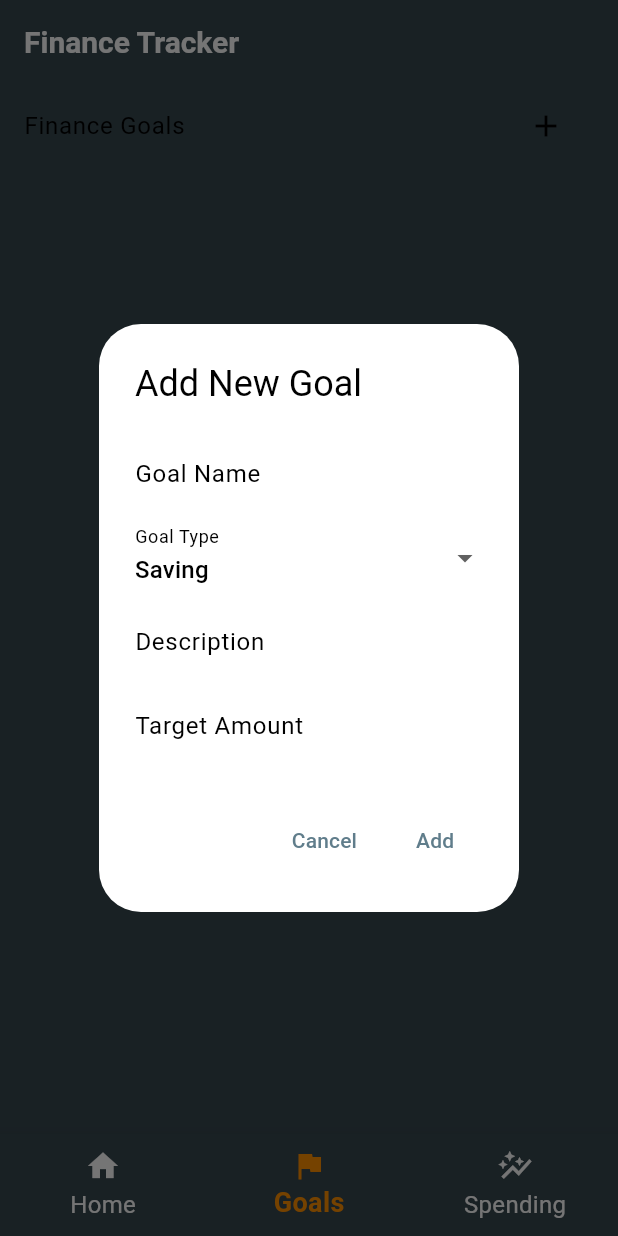
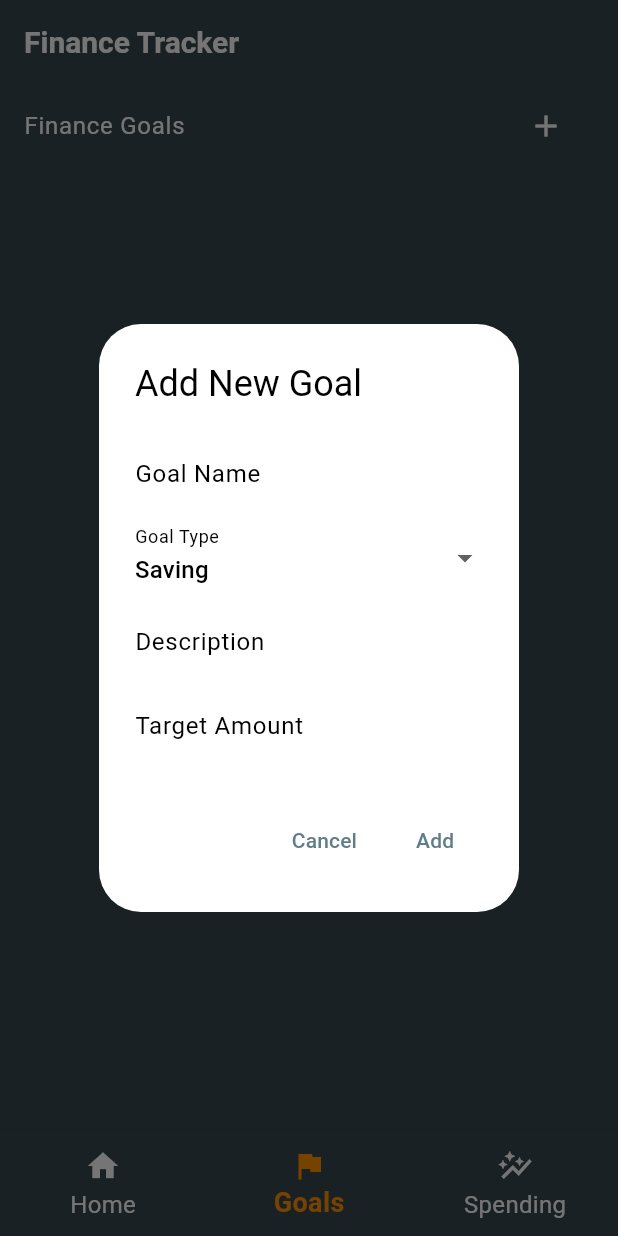
Before and after one commit to hieudphung/MobileAppDevProject1, a Flutter app: the screen it shows after launch, item 2 of the bottom bar chosen, after a tap on the "add" icon, on a phone screen of 412 x 824 dp. Run offline on Flutter 3.47's test engine with Material 3 defaults, Android fonts, the phone set to English and light mode, and no system bars; our stand-ins replace pie_chart, sqflite; accounts and stored records are empty.

Commit message:
another last touch
color change to goal add

```diff
--- a/finance_app/lib/pages/goalpage.dart
+++ b/finance_app/lib/pages/goalpage.dart
@@ -14,9 +14,10 @@ class GoalsScreen extends StatelessWidget {
     return Column(
       children: <Widget>[
         ListTile(
-          title: const Text('Finance Goals'),
+          title: const Text('Finance Goals', style: TextStyle(color: Colors.white),),
           trailing: IconButton(
             icon: const Icon(Icons.add),
+            color: Colors.white,
             onPressed: () {
               _showAddGoalDialog(context);
             },
```
